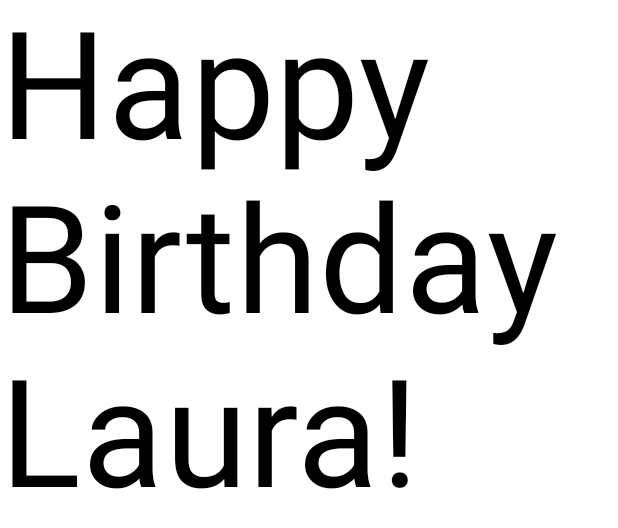
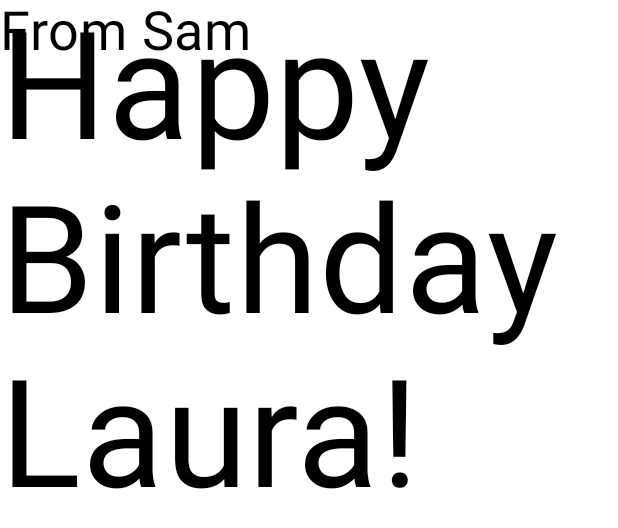
Before and after one commit to lauraheerrera/PAMN-codelabs, an Android app built with Jetpack Compose: the @Preview function BirthdayCardPreview, on a phone screen of 412 x 824 dp. Shown: the top 528 px of the screen. Run offline under Robolectric (Android 15) with nearby library versions, the phone set to English and light mode, and no system bars.

Commit message:
Add new text

```diff
--- a/HappyBirthday/app/src/main/java/com/example/happybirthday/MainActivity.kt
+++ b/HappyBirthday/app/src/main/java/com/example/happybirthday/MainActivity.kt
@@ -29,11 +29,15 @@ class MainActivity : ComponentActivity() {
 }
 
 @Composable
-fun GreetingText(message: String, modifier: Modifier = Modifier) {
+fun GreetingText(message: String, from: String, modifier: Modifier = Modifier){
     Text(
         text = message,
         fontSize = 100.sp,
         lineHeight = 116.sp,
+    )
+    Text(
+        text = from,
+        fontSize = 36.sp,
     )
 }
 
@@ -41,6 +45,6 @@ fun GreetingText(message: String, modifier: Modifier = Modifier) {
 @Composable
 fun BirthdayCardPreview() {
     HappyBirthdayTheme {
-        GreetingText(message = "Happy Birthday Laura!")
+        GreetingText(message = "Happy Birthday Laura!", from = "From Sam")
     }
 }
```
